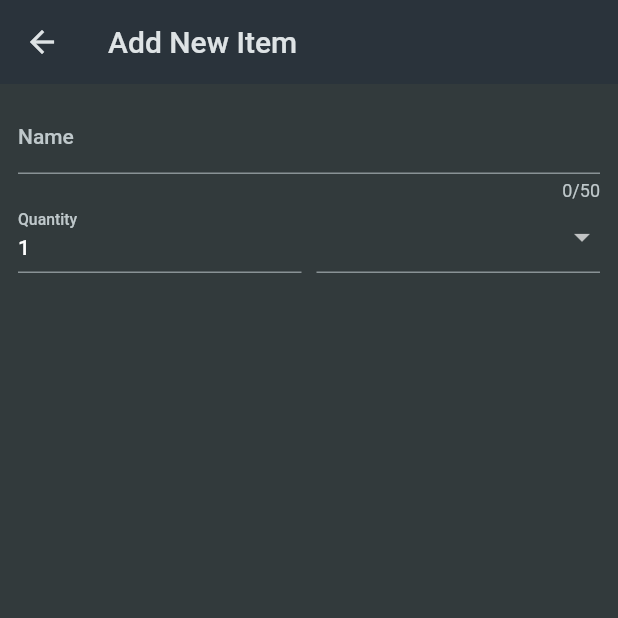
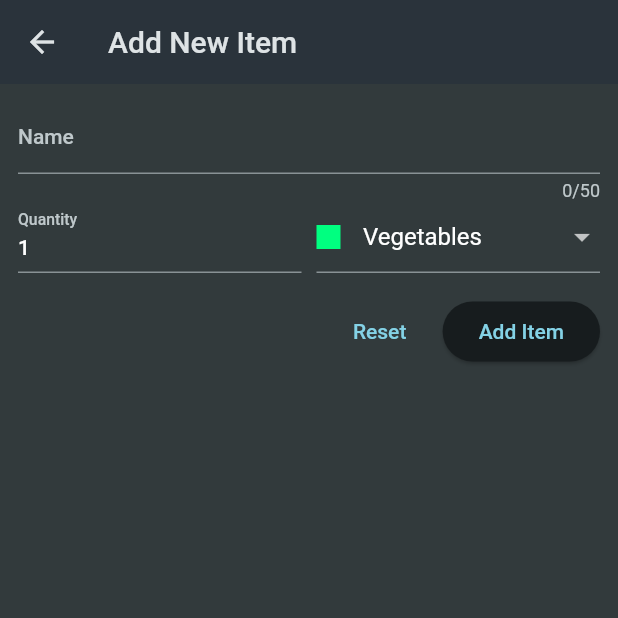
Before and after one commit to SandyCooper/Flutter-shopping-list, a Flutter app: the screen it shows after launch, after a tap on the "add" icon, on a phone screen of 412 x 824 dp, the top half of it. Run offline on Flutter 3.47's test engine with Material 2 defaults, Android fonts, the phone set to English and light mode, and no system bars.

Commit message:
Learn to use Form() widget and unlock many extra features, used GlobalKey() widget to extract the data from the form once press submit, used navigator pop to pass the data across screen, used dissmisible() widget to delete the list

```diff
--- a/lib/widget/new_item.dart
+++ b/lib/widget/new_item.dart
@@ -1,5 +1,7 @@
 import 'package:flutter/material.dart';
 import 'package:shopping_list/data/categories.dart';
+import 'package:shopping_list/models/category.dart';
+import 'package:shopping_list/models/grocery_item.dart';
 
 class NewItem extends StatefulWidget {
   const NewItem({super.key});
@@ -11,6 +13,23 @@ class NewItem extends StatefulWidget {
 }
 
 class _NewItemState extends State<NewItem> {
+  final formKey = GlobalKey<FormState>();
+  var enteredName = "";
+  var enteredQuantity = 1;
+  var selectedCategory = categories[Categories.vegetables]!;
+
+  void saveItem() {
+    if (formKey.currentState!.validate()) {
+      formKey.currentState!.save();
+      Navigator.of(context).pop(GroceryItem(
+        id: DateTime.now().toString(),
+        name: enteredName,
+        quantity: enteredQuantity,
+        category: selectedCategory,
+      ));
+    }
+  }
+
   @override
   Widget build(context) {
     return Scaffold(
@@ -20,6 +39,7 @@ class _NewItemState extends State<NewItem> {
       body: Padding(
         padding: const EdgeInsets.all(12),
         child: Form(
+          key: formKey,
           child: Column(
             children: [
               TextFormField(
@@ -28,7 +48,16 @@ class _NewItemState extends State<NewItem> {
                   label: Text("Name"),
                 ),
                 validator: (value) {
-                  return "Demo...";
+                  if (value == null ||
+                      value.isEmpty ||
+                      value.trim().length <= 1 ||
+                      value.trim().length > 50) {
+                    return "Must between 1 t0 50 characters.";
+                  }
+                  return null;
+                },
+                onSaved: (value) {
+                  enteredName = value!;
                 },
               ),
               Row(
@@ -36,17 +65,31 @@ class _NewItemState extends State<NewItem> {
                 children: [
                   Expanded(
                     child: TextFormField(
-                      decoration: const InputDecoration(
-                        label: Text("Quantity"),
-                      ),
-                      initialValue: "1",
-                    ),
+                        decoration: const InputDecoration(
+                          label: Text("Quantity"),
+                        ),
+                        initialValue: enteredQuantity.toString(),
+                        keyboardType: TextInputType.number,
+                        validator: (value) {
+                          if (value == null ||
+                              value.isEmpty ||
+                              int.tryParse(value) == null ||
+                              int.tryParse(value)! < 1 ||
+                              value.trim().length > 50) {
+                            return "Must be positive number";
+                          }
+                          return null;
+                        },
+                        onSaved: (value) {
+                          enteredQuantity = int.parse(value!);
+                        }),
                   ),
                   const SizedBox(
                     width: 10,
                   ),
                   Expanded(
                     child: DropdownButtonFormField(
+                      value: selectedCategory,
                       items: [
                         for (final category in categories.entries)
                           DropdownMenuItem(
@@ -66,8 +109,33 @@ class _NewItemState extends State<NewItem> {
                             ),
                           ),
                       ],
-                      onChanged: (value) {},
+                      onChanged: (value) {
+                        setState(() {
+                          selectedCategory = value!;
+                        });
+                      },
                     ),
+                  ),
+                ],
+              ),
+              const SizedBox(
+                height: 15,
+              ),
+              Row(
+                mainAxisAlignment: MainAxisAlignment.end,
+                children: [
+                  TextButton(
+                    onPressed: () {
+                      formKey.currentState!.reset();
+                    },
+                    child: const Text("Reset"),
+                  ),
+                  const SizedBox(
+                    width: 10,
+                  ),
+                  ElevatedButton(
+                    onPressed: saveItem,
+                    child: const Text("Add Item"),
                   ),
                 ],
               ),
--- a/lib/widget/shopping_list.dart
+++ b/lib/widget/shopping_list.dart
@@ -1,5 +1,6 @@
 import 'package:flutter/material.dart';
-import 'package:shopping_list/data/dummy_items.dart';
+// import 'package:shopping_list/data/dummy_items.dart';
+import 'package:shopping_list/models/grocery_item.dart';
 import 'package:shopping_list/widget/new_item.dart';
 
 class ShoppingList extends StatefulWidget {
@@ -10,16 +11,56 @@ class ShoppingList extends StatefulWidget {
 }
 
 class _ShoppingListState extends State<ShoppingList> {
-  void addItem() {
-    Navigator.of(context).push(
+  final List<GroceryItem> groceryItem = [];
+
+  void addItem() async {
+    final newItem = await Navigator.of(context).push(
       MaterialPageRoute(
         builder: (ctx) => const NewItem(),
       ),
     );
+
+    if (newItem == null) {
+      return;
+    }
+
+    setState(() {
+      groceryItem.add(newItem);
+    });
+  }
+
+  void removeItem(GroceryItem item) {
+    setState(() {
+      groceryItem.remove(item);
+    });
   }
 
   @override
   Widget build(context) {
+    Widget content = const Center(child: Text("No items availabe"));
+
+    if (groceryItem.isNotEmpty) {
+      content = ListView.builder(
+        itemCount: groceryItem.length,
+        itemBuilder: (ctx, index) => Dismissible(
+          onDismissed: (direction) {
+            removeItem(groceryItem[index]);
+          },
+          key: ValueKey(groceryItem[index].id),
+          child: ListTile(
+            title: Text(groceryItem[index].name),
+            leading: Container(
+              width: 20,
+              height: 20,
+              color: groceryItem[index].category.color,
+            ),
+            trailing: Text(
+              groceryItem[index].quantity.toString(),
+            ),
+          ),
+        ),
+      );
+    }
     return Scaffold(
       appBar: AppBar(
         title: const Text("Your Groceries"),
@@ -32,20 +73,7 @@ class _ShoppingListState extends State<ShoppingList> {
           ),
         ],
       ),
-      body: ListView.builder(
-        itemCount: groceryItems.length,
-        itemBuilder: (ctx, index) => ListTile(
-          title: Text(groceryItems[index].name),
-          leading: Container(
-            width: 20,
-            height: 20,
-            color: groceryItems[index].category.color,
-          ),
-          trailing: Text(
-            groceryItems[index].quantity.toString(),
-          ),
-        ),
-      ),
+      body: content,
       // Column(
       //   children: [
       //     for(final groceryItem in groceryItems)
```
